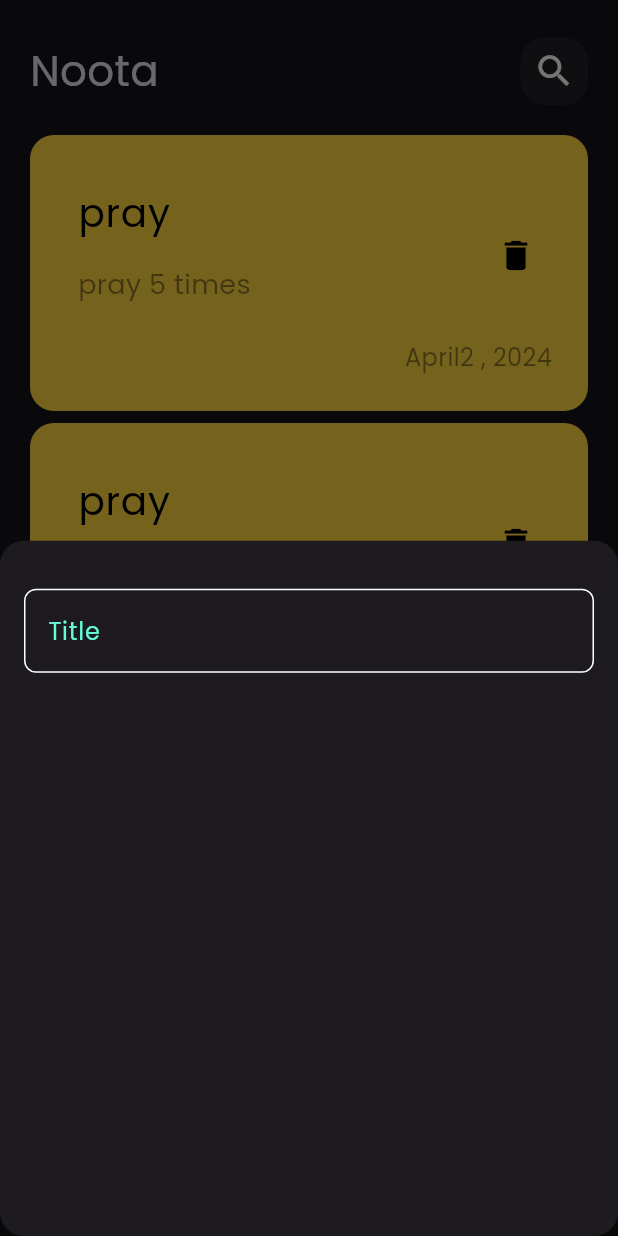
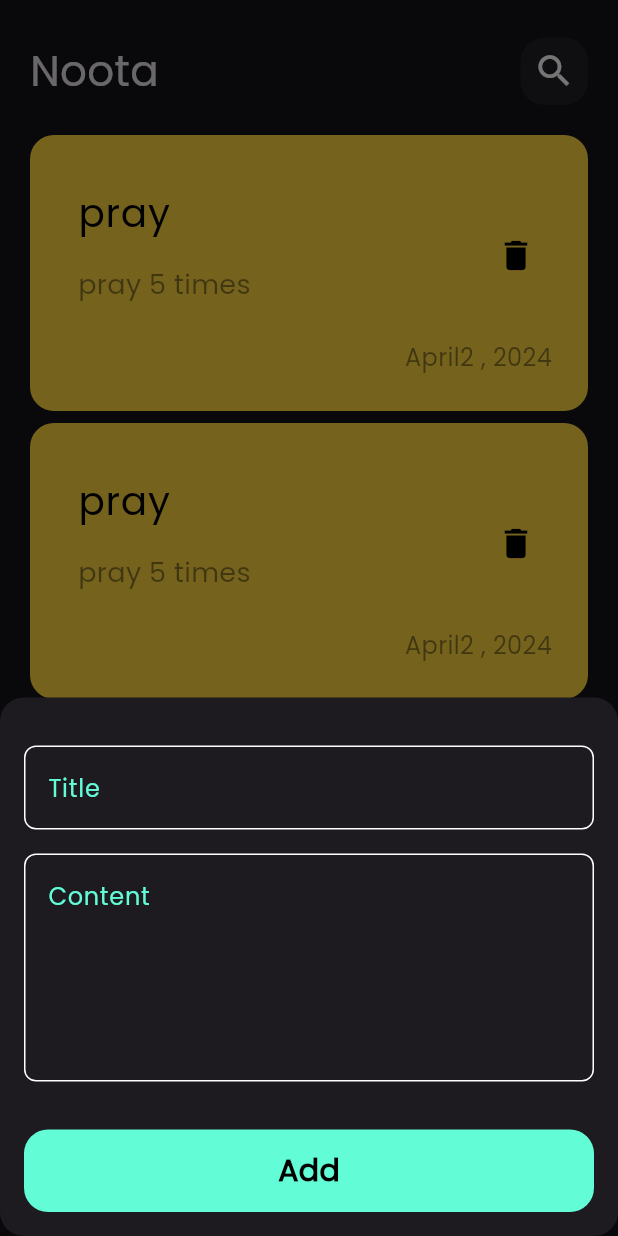
Before and after one commit to DiaaMahdy/noota, a Flutter app: the screen it shows after launch, after a tap on the "add" icon, on a phone screen of 412 x 824 dp. Run offline on Flutter 3.47's test engine with Material 3 defaults, Android fonts, the light colour scheme and no system bars.

Commit message:
wrapping up notes bottom sheet

```diff
--- /dev/null
+++ b/lib/widgets/custom_button.dart
@@ -0,0 +1,28 @@
+import 'package:flutter/material.dart';
+import 'package:noota/constants.dart';
+
+class CustomButton extends StatelessWidget {
+  const CustomButton({super.key});
+
+  @override
+  Widget build(BuildContext context) {
+    return Container(
+      width: MediaQuery.of(context).size.width,
+      height: 55,
+      decoration: BoxDecoration(
+        color: kPrimaryColor,
+        borderRadius: BorderRadius.circular(16),
+      ),
+      child: const Center(
+        child: Text(
+          'Add',
+          style: TextStyle(
+            color: Colors.black,
+            fontSize: 20,
+            fontWeight: FontWeight.bold,
+          ),
+        ),
+      ),
+    );
+  }
+}
--- a/lib/widgets/custom_text_field.dart
+++ b/lib/widgets/custom_text_field.dart
@@ -2,14 +2,17 @@
 import 'package:noota/constants.dart';
 
 class CustomTextField extends StatelessWidget {
-  const CustomTextField({super.key});
+  const CustomTextField({super.key, required this.hint, this.maxLines = 1});
+  final String hint;
+  final int maxLines;
 
   @override
   Widget build(BuildContext context) {
     return TextField(
+      maxLines: maxLines,
       cursorColor: kPrimaryColor,
       decoration: InputDecoration(
-        hintText: 'Title',
+        hintText: hint,
         hintStyle: TextStyle(
           color: kPrimaryColor,
         ),
--- a/lib/widgets/note_bottom_sheet.dart
+++ b/lib/widgets/note_bottom_sheet.dart
@@ -1,4 +1,5 @@
 import 'package:flutter/material.dart';
+import 'package:noota/widgets/custom_button.dart';
 import 'package:noota/widgets/custom_text_field.dart';
 
 class AddNote extends StatelessWidget {
@@ -10,13 +11,31 @@
       padding: const EdgeInsets.symmetric(
         horizontal: 16,
       ),
+      child: SingleChildScrollView(
         child: const Column(
           children: [
             SizedBox(
               height: 32,
             ),
-          CustomTextField(),
+            CustomTextField(
+              hint: 'Title',
+            ),
+            SizedBox(
+              height: 16,
+            ),
+            CustomTextField(
+              hint: 'Content',
+              maxLines: 5,
+            ),
+            SizedBox(
+              height: 32,
+            ),
+            CustomButton(),
+            SizedBox(
+              height: 16,
+            ),
           ],
+        ),
       ),
     );
   }
```
Lines whose indentation alone changed are shown as unchanged.
